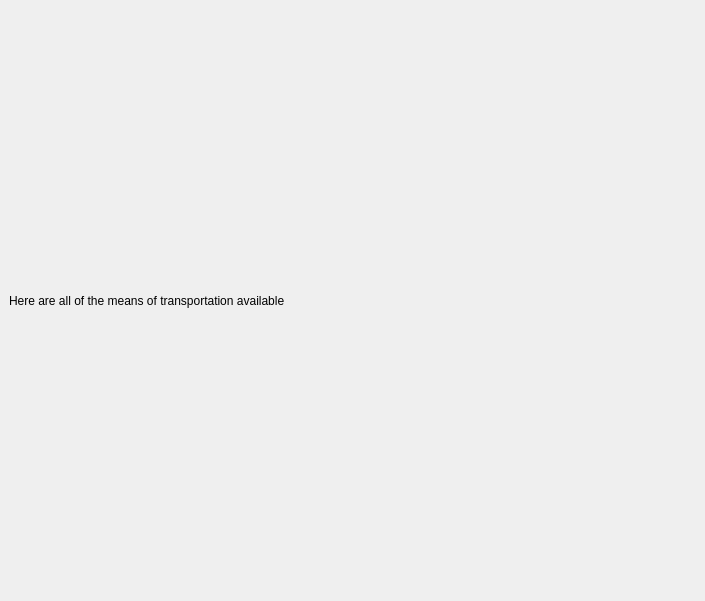
mariamelkondakly/GuideMe, file transportationdisplay.ui: the form before one commit.
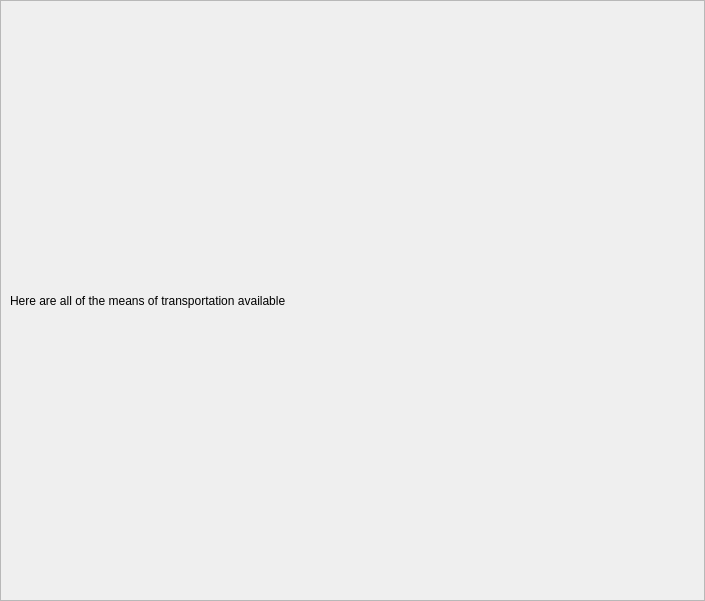
The form after the commit.

```diff
--- a/transportationdisplay.ui
+++ b/transportationdisplay.ui
@@ -27,7 +27,19 @@
     <number>0</number>
    </property>
    <item row="0" column="0">
-    <widget class="QWidget" name="container" native="true">
+    <widget class="QScrollArea" name="scrollArea">
+     <property name="widgetResizable">
+      <bool>true</bool>
+     </property>
+     <widget class="QWidget" name="Container">
+      <property name="geometry">
+       <rect>
+        <x>0</x>
+        <y>0</y>
+        <width>703</width>
+        <height>599</height>
+       </rect>
+      </property>
      <layout class="QVBoxLayout" name="verticalLayout">
       <item>
        <widget class="QLabel" name="label">
@@ -37,6 +49,7 @@
        </widget>
       </item>
      </layout>
+     </widget>
     </widget>
    </item>
   </layout>
```
Lines whose indentation alone changed are shown as unchanged.
